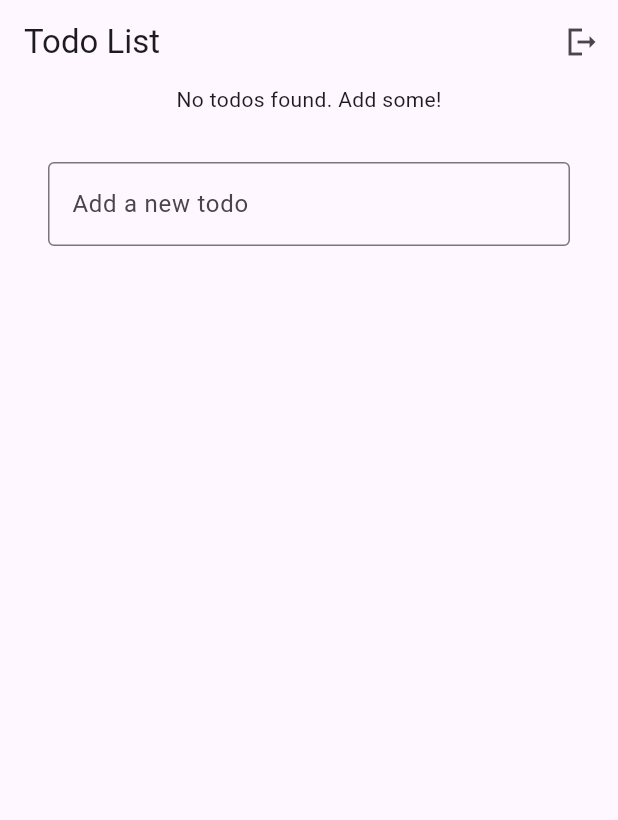
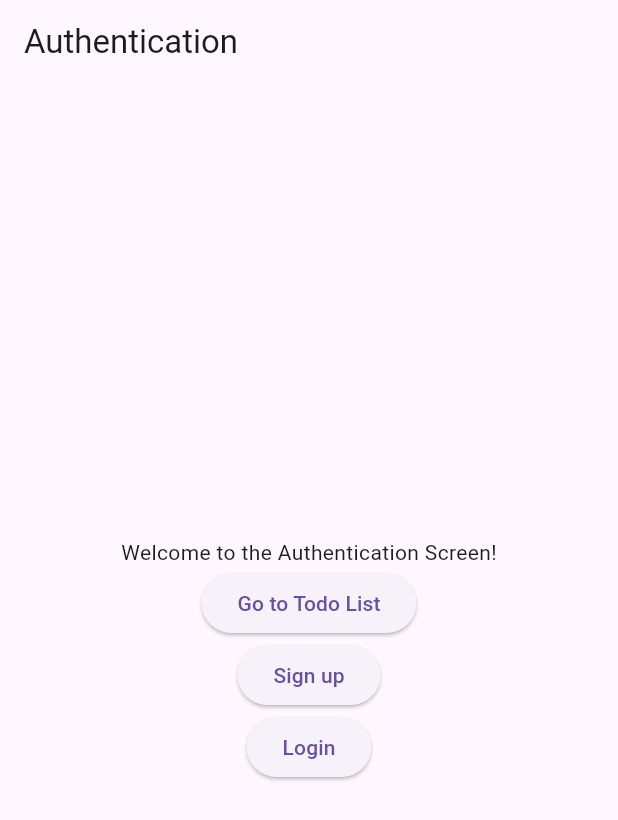
Before and after one commit to pss-coder/Todo-Flutter-Go-App, a Flutter app: the screen it shows after launch, on a phone screen of 412 x 824 dp. Shown: the top 820 px of the screen. Run offline on Flutter 3.47's test engine with Material 3 defaults, Android fonts, the phone set to English and light mode, and no system bars.

Commit message:
Set up auth screens

```diff
--- a/todo_frontend/lib/app.dart
+++ b/todo_frontend/lib/app.dart
@@ -1,8 +1,44 @@
+import 'dart:developer';
+
 import 'package:flutter/material.dart';
+import 'package:todo_frontend/authentication/screens/auth_screen.dart';
+import 'package:todo_frontend/authentication/screens/login_screen.dart';
+import 'package:todo_frontend/authentication/screens/sign_up_screen.dart';
 import 'package:todo_frontend/todo/screens/todo_list_screen.dart';
 
 class MyTodoApp extends StatelessWidget {
   const MyTodoApp({super.key});
+
+  Route<dynamic>? _customRoute(RouteSettings settings) {
+    log(settings.name!);
+    if (settings.name == '/todo-list') {
+      return PageRouteBuilder(
+        settings: settings,
+        pageBuilder: (_, __, ___) => const TodoListScreen(),
+        transitionsBuilder: (_, animation, __, child) {
+          return FadeTransition(
+            opacity: animation,
+            child: child,
+          );
+        },
+        transitionDuration: const Duration(milliseconds: 400),
+      );
+    } else if (settings.name == '/') {
+      return PageRouteBuilder(
+        settings: settings,
+        pageBuilder: (_, __, ___) => const AuthScreen(),
+        transitionsBuilder: (_, animation, __, child) {
+          return FadeTransition(
+            opacity: animation,
+            child: child,
+          );
+        },
+        transitionDuration: const Duration(milliseconds: 400),
+      );
+    }
+    // Return null to use default MaterialPageRoute
+    return null;
+  }
 
   @override
   Widget build(BuildContext context) {
@@ -12,7 +48,15 @@ class MyTodoApp extends StatelessWidget {
         primarySwatch: Colors.blue,
         visualDensity: VisualDensity.adaptivePlatformDensity,
       ),
-      home: const TodoListScreen(),
+      initialRoute: '/',
+     routes: {
+        '/signup': (context) => const SignUpScreen(),
+        '/login': (context) => const LoginScreen(),
+        // '/todo-list' intentionally omitted here
+      },
+      // will only call if the route is not defined in the routes table
+      onGenerateRoute: _customRoute,
+      // home: const TodoListScreen(),
     );
   }
 }
--- /dev/null
+++ b/todo_frontend/lib/authentication/screens/auth_screen.dart
@@ -0,0 +1,45 @@
+import 'package:flutter/material.dart';
+
+class AuthScreen extends StatelessWidget {
+  const AuthScreen({super.key});
+
+  @override
+  Widget build(BuildContext context) {
+    return Scaffold(
+      appBar: AppBar(
+        title: const Text('Authentication'),
+      ),
+      body: Center(
+        child: Column(
+          mainAxisAlignment: MainAxisAlignment.center,
+          children: <Widget>[
+            const Text(
+              'Welcome to the Authentication Screen!',
+            ),
+            ElevatedButton(
+              onPressed: () {
+                Navigator.pushReplacementNamed(context, '/todo-list');
+              },
+              child: const Text('Go to Todo List'),
+            ),
+
+            ElevatedButton(
+              onPressed: () {
+                Navigator.pushNamed(context, '/signup');
+              },
+              child: const Text('Sign up'),
+            ),
+
+
+            ElevatedButton(
+              onPressed: () {
+                Navigator.pushNamed(context, '/login');
+              },
+              child: const Text('Login'),
+            ),
+          ],
+        ),
+      ),
+    );
+  }
+}
--- a/todo_frontend/lib/todo/screens/todo_list_screen.dart
+++ b/todo_frontend/lib/todo/screens/todo_list_screen.dart
@@ -120,7 +120,11 @@ class _TodoListScreenState extends State<TodoListScreen> {
       appBar: AppBar(
         title: const Text('Todo List'),
         actions: [
-          IconButton(onPressed: (){}, icon: Icon(Icons.logout_sharp))
+          IconButton(onPressed: (){
+            // Handle logout action
+            print('Logout button pressed');
+            Navigator.pushReplacementNamed(context, '/');
+          }, icon: Icon(Icons.logout_sharp))
         ],
       ),
       body: _todos.isEmpty
```
Also changed, not shown: todo_frontend/lib/authentication/screens/login_screen.dart (added, +30 -0 lines), todo_frontend/lib/authentication/screens/sign_up_screen.dart (added, +30 -0 lines).
